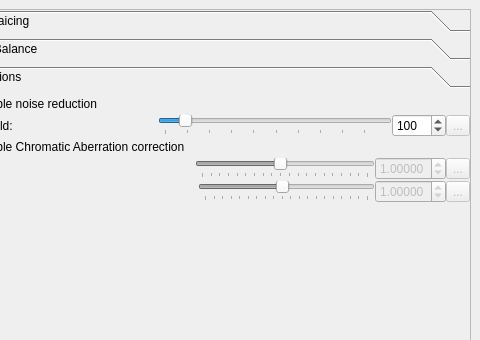
Old version of the form forms/PreferencesDialog.ui in the repository LuminanceHDR/LuminanceHDR; both pictures show x 230 to 710 and y 0 to 340 of the 710 by 570 pixel window.
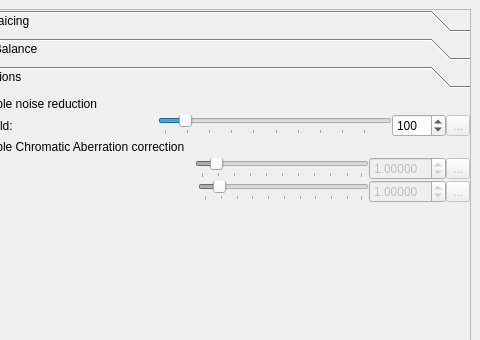
New version of the form. The open tabs and pages were chosen to show the change. Icons and pictures are not drawn.

Commit message: Raw Conversion GUI final

```diff
--- a/forms/PreferencesDialog.ui
+++ b/forms/PreferencesDialog.ui
@@ -1678,14 +1678,14 @@
                     <number>1</number>
                    </property>
                    <property name="maximum">
-                    <number>20</number>
+                    <number>100</number>
                    </property>
                    <property name="singleStep">
-                    <number>1</number>
-                   </property>
-                   <property name="pageStep">
                     <number>2</number>
                    </property>
+                   <property name="pageStep">
+                    <number>10</number>
+                   </property>
                    <property name="value">
                     <number>10</number>
                    </property>
@@ -1696,7 +1696,7 @@
                     <enum>QSlider::TicksBelow</enum>
                    </property>
                    <property name="tickInterval">
-                    <number>1</number>
+                    <number>10</number>
                    </property>
                   </widget>
                  </item>
@@ -1712,7 +1712,7 @@
                     <double>0.000010000000000</double>
                    </property>
                    <property name="maximum">
-                    <double>2.000000000000000</double>
+                    <double>10.000000000000000</double>
                    </property>
                    <property name="singleStep">
                     <double>0.100000000000000</double>
@@ -1775,10 +1775,10 @@
                     <number>1</number>
                    </property>
                    <property name="maximum">
-                    <number>20</number>
+                    <number>100</number>
                    </property>
                    <property name="pageStep">
-                    <number>2</number>
+                    <number>10</number>
                    </property>
                    <property name="value">
                     <number>10</number>
@@ -1790,7 +1790,7 @@
                     <enum>QSlider::TicksBelow</enum>
                    </property>
                    <property name="tickInterval">
-                    <number>1</number>
+                    <number>10</number>
                    </property>
                   </widget>
                  </item>
@@ -1806,7 +1806,7 @@
                     <double>0.000010000000000</double>
                    </property>
                    <property name="maximum">
-                    <double>2.000000000000000</double>
+                    <double>10.000000000000000</double>
                    </property>
                    <property name="singleStep">
                     <double>0.100000000000000</double>
```
Left out of the diff: 8 changed lines with no effect on the pictures. The commit also changes 1 other file.
